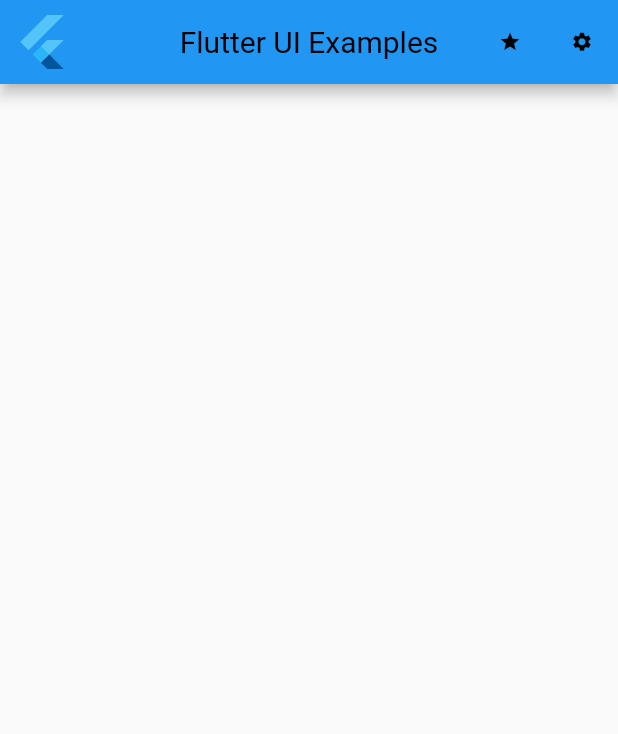
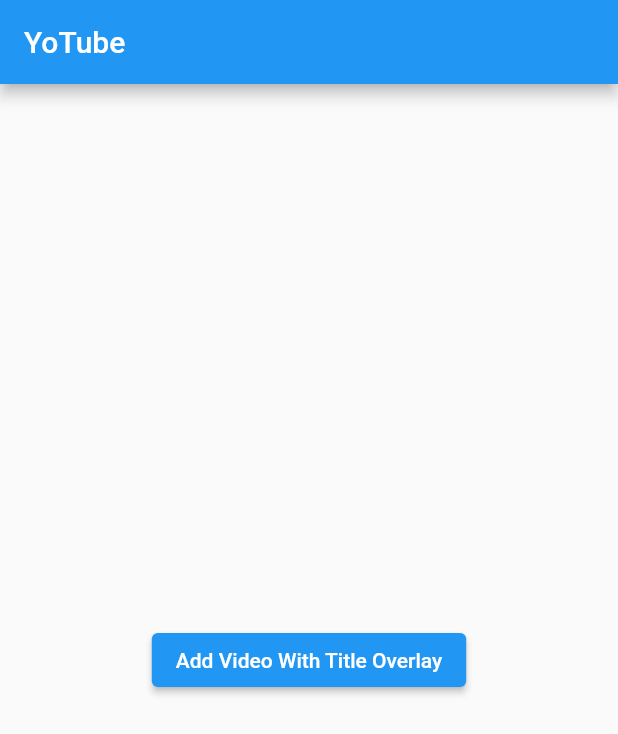
Before and after one commit to 30ML/youtube_clone_flutter, a Flutter app: the screen it shows after launch, on a phone screen of 412 x 824 dp. Shown: the top 734 px of the screen. Run offline on Flutter 3.47's test engine with Material 2 defaults, Android fonts, the phone set to English and light mode, and no system bars; our stand-ins replace get, video_player.

Commit message:
프로젝트 생성

```diff
--- /dev/null
+++ b/lib/constants.dart
@@ -0,0 +1,5 @@
+class Constants {
+  static const double BOTTOM_PADDING_PIP = 16;
+  static const double VIDEO_HEIGHT_PIP = 200;
+  static const double VIDEO_TITLE_HEIGHT_PIP = 70;
+}
--- a/lib/main.dart
+++ b/lib/main.dart
@@ -1,32 +1,65 @@
 import 'package:flutter/material.dart';
+import 'package:get/get.dart';
+import 'package:youtube_clone_flutter/controller/getx_controller.dart';
+import 'package:youtube_clone_flutter/video_overlay_with_title_widget.dart';
+import 'package:youtube_clone_flutter/widgets/video_player_with_title.dart';
 
-import 'screens/main_screens.dart';
-
-void main() => runApp(MyApp());
+void main() => runApp(const MyApp());
 
 class MyApp extends StatelessWidget {
+  const MyApp({Key? key}) : super(key: key);
+
   @override
   Widget build(BuildContext context) {
-    return MaterialApp(
-      title: 'Flutter_UI_Examples',
+    return GetMaterialApp(
+      title: 'YoTube',
       theme: ThemeData(
-        appBarTheme: const AppBarTheme(
-          // elevation: 0,
-          titleTextStyle: TextStyle(
-            color: Colors.black,
-            fontSize: 20,
-          ),
-          actionsIconTheme: IconThemeData(
-            color: Colors.black,
-            size: 15,
-          ),
-          centerTitle: true,
-        ),
+        primaryColor: Colors.blue,
       ),
-      initialRoute: '/',
-      routes: {
-        '/': (context) => MainScreens(),
-      },
+      home: MyHomePage(),
     );
   }
 }
+
+class MyHomePage extends StatefulWidget {
+  const MyHomePage({Key? key}) : super(key: key);
+
+  @override
+  _MyHomePageState createState() => _MyHomePageState();
+}
+
+class _MyHomePageState extends State<MyHomePage> {
+  _addVideoWithTitleOverlay() {
+    getx.activateOverlay(context, VideoPlayerWithTitle());
+  }
+
+  @override
+  Widget build(BuildContext context) {
+    return Scaffold(
+      appBar: AppBar(
+        title: const Text("YoTube"),
+      ),
+      body: Center(
+        child: Column(
+          mainAxisAlignment: MainAxisAlignment.center,
+          crossAxisAlignment: CrossAxisAlignment.center,
+          children: [
+            // ElevatedButton(
+            //   onPressed: () {
+            //     _addVideoOverlay();
+            //   },
+            //   child: const Text("Add Video With Drag Overlay"),
+            // ),
+            // const SizedBox(height: 10),
+            ElevatedButton(
+              onPressed: () {
+                _addVideoWithTitleOverlay();
+              },
+              child: const Text("Add Video With Title Overlay"),
+            ),
+          ],
+        ),
+      ),
+    );
+  }
+}
--- /dev/null
+++ b/lib/my_home_page.dart
@@ -0,0 +1,19 @@
+import 'package:flutter/material.dart';
+
+class MyHomePage extends StatefulWidget {
+  const MyHomePage({Key? key}) : super(key: key);
+
+  @override
+  _MyHomePageState createState() => _MyHomePageState();
+}
+
+class _MyHomePageState extends State<MyHomePage> {
+  _addVideoWithTitleOverlay() {
+    Overlay
+  }
+
+  @override
+  Widget build(BuildContext context) {
+    return Container();
+  }
+}
--- a/lib/screens/main_screens.dart
+++ /dev/null
@@ -1,35 +0,0 @@
-import 'package:flutter/material.dart';
-
-class MainScreens extends StatefulWidget {
-  @override
-  _MainScreensState createState() => _MainScreensState();
-}
-
-class _MainScreensState extends State<MainScreens> {
-  @override
-  Widget build(BuildContext context) {
-    return Scaffold(
-      appBar: AppBar(
-        leading: IconButton(
-          icon: const FlutterLogo(size: 80.0),
-          onPressed: () {
-            Navigator.of(context).pushNamed('/');
-          },
-        ),
-        title: const Text('Flutter UI Examples'),
-        actions: [
-          IconButton(
-            icon: const Icon(Icons.star),
-            onPressed: () {},
-          ),
-          IconButton(
-            icon: const Icon(Icons.settings),
-            onPressed: () {},
-          ),
-        ],
-        toolbarOpacity: 1.0,
-        bottomOpacity: 0.5,
-      ),
-    );
-  }
-}
```
Also changed, not shown: lib/controller/getx_controller.dart (added, +39 -0 lines), lib/services/overlay_handler.dart (added, +16 -0 lines), lib/video_overlay_with_title_widget.dart (added, +86 -0 lines), lib/widgets/video_player_with_title.dart (added, +120 -0 lines), pubspec.yaml (+7 -6 lines), lib/screens/settings.dart (deleted), pubspec.lock, 20 other files.
